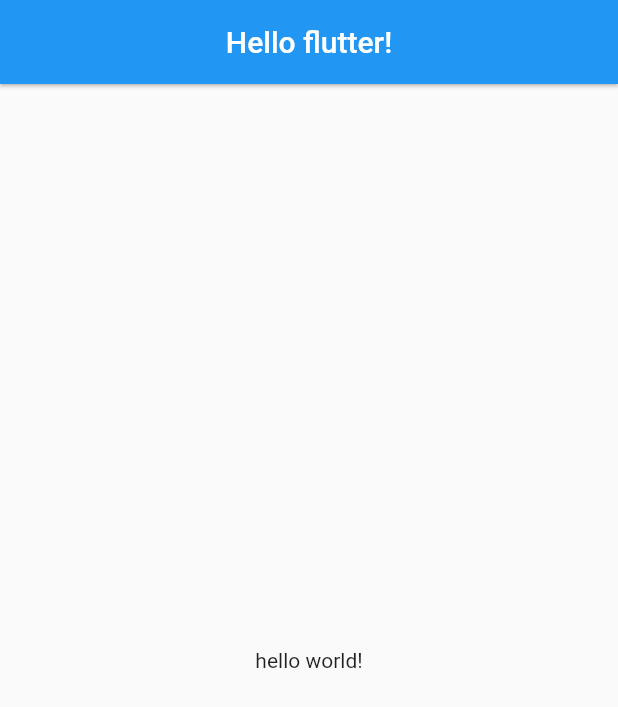
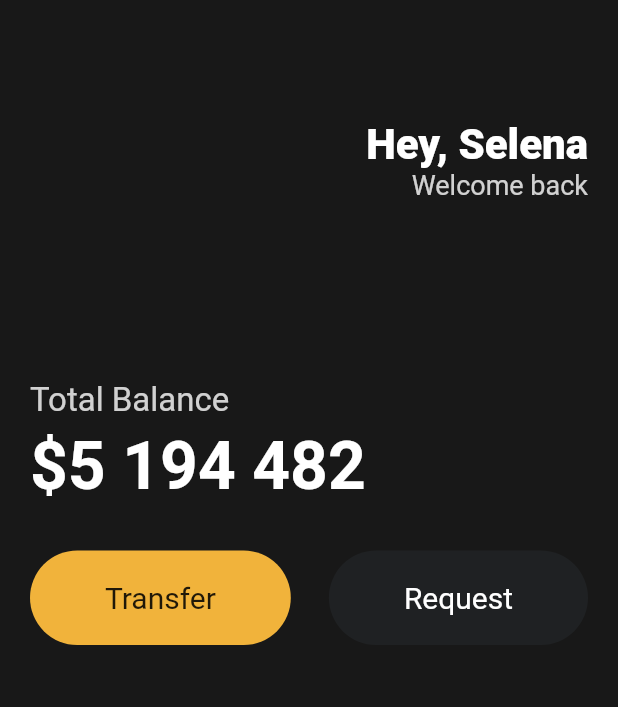
Before and after one commit to cocopalm221/flutter-study, a Flutter app: the screen it shows after launch, on a phone screen of 412 x 824 dp. Shown: the top 707 px of the screen. Run offline on Flutter 3.47's test engine with Material 2 defaults, Android fonts, the phone set to English and light mode, and no system bars.

Commit message:
container, colunm,row(mainAxis),button class , setting.json 변경

```diff
--- a/lib/main.dart
+++ b/lib/main.dart
@@ -1,21 +1,120 @@
 import 'package:flutter/material.dart';
 
 void main() {
-  runApp(App());
+  runApp(const App());
 }
 
 class App extends StatelessWidget {
+  const App({super.key});
+
   @override
   Widget build(BuildContext context) {
     return MaterialApp(
       home: Scaffold(
-        appBar: AppBar(
-          elevation: 1,
-          title: Text('Hello flutter!'),
-          centerTitle: true,
-        ),
-        body: Center(
-          child: Text('hello world!'),
+        backgroundColor: const Color(0xff181818),
+        body: Padding(
+          padding: const EdgeInsets.symmetric(
+            horizontal: 20,
+          ),
+          child: Column(
+            crossAxisAlignment: CrossAxisAlignment.start,
+            children: [
+              const SizedBox(
+                height: 80,
+              ),
+              Row(
+                mainAxisAlignment: MainAxisAlignment.end,
+                children: [
+                  Column(
+                    crossAxisAlignment: CrossAxisAlignment.end,
+                    children: [
+                      const Text(
+                        'Hey, Selena',
+                        style: TextStyle(
+                          color: Colors.white,
+                          fontSize: 28,
+                          fontWeight: FontWeight.w800,
+                        ),
+                      ),
+                      Text(
+                        'Welcome back',
+                        style: TextStyle(
+                          color: Colors.white.withOpacity(0.8),
+                          fontSize: 18,
+                        ),
+                      ),
+                    ],
+                  )
+                ],
+              ),
+              const SizedBox(
+                height: 120,
+              ),
+              Text(
+                'Total Balance',
+                style: TextStyle(
+                  fontSize: 22,
+                  color: Colors.white.withOpacity(0.8),
+                ),
+              ),
+              const SizedBox(
+                height: 5,
+              ),
+              const Text(
+                '\$5 194 482',
+                style: TextStyle(
+                  fontSize: 44,
+                  fontWeight: FontWeight.w600,
+                  color: Colors.white,
+                ),
+              ),
+              const SizedBox(
+                height: 30,
+              ),
+              Row(
+                mainAxisAlignment: MainAxisAlignment.spaceBetween,
+                children: [
+                  Container(
+                    decoration: BoxDecoration(
+                      color: const Color(0xfff1b33b),
+                      borderRadius: BorderRadius.circular(45),
+                    ),
+                    child: const Padding(
+                      padding: EdgeInsets.symmetric(
+                        vertical: 20,
+                        horizontal: 50,
+                      ),
+                      child: Text(
+                        'Transfer',
+                        style: TextStyle(
+                          fontSize: 20,
+                        ),
+                      ),
+                    ),
+                  ),
+                  Container(
+                    decoration: BoxDecoration(
+                      color: const Color(0xff1f2123),
+                      borderRadius: BorderRadius.circular(45),
+                    ),
+                    child: const Padding(
+                      padding: EdgeInsets.symmetric(
+                        vertical: 20,
+                        horizontal: 50,
+                      ),
+                      child: Text(
+                        'Request',
+                        style: TextStyle(
+                          color: Colors.white,
+                          fontSize: 20,
+                        ),
+                      ),
+                    ),
+                  ),
+                ],
+              ),
+            ],
+          ),
         ),
       ),
     );
--- /dev/null
+++ b/lib/widgets/button.dart
@@ -0,0 +1,36 @@
+import 'package:flutter/material.dart';
+
+class Button extends StatelessWidget {
+  final String text;
+  final Color bgColor;
+  final Color textColor;
+
+  const Button(
+      {super.key,
+      required this.text,
+      required this.bgColor,
+      required this.textColor});
+
+  @override
+  Widget build(BuildContext context) {
+    return Container(
+      decoration: BoxDecoration(
+        color: bgColor,
+        borderRadius: BorderRadius.circular(45),
+      ),
+      child: Padding(
+        padding: const EdgeInsets.symmetric(
+          vertical: 20,
+          horizontal: 50,
+        ),
+        child: Text(
+          text,
+          style: TextStyle(
+            color: textColor,
+            fontSize: 20,
+          ),
+        ),
+      ),
+    );
+  }
+}
```
